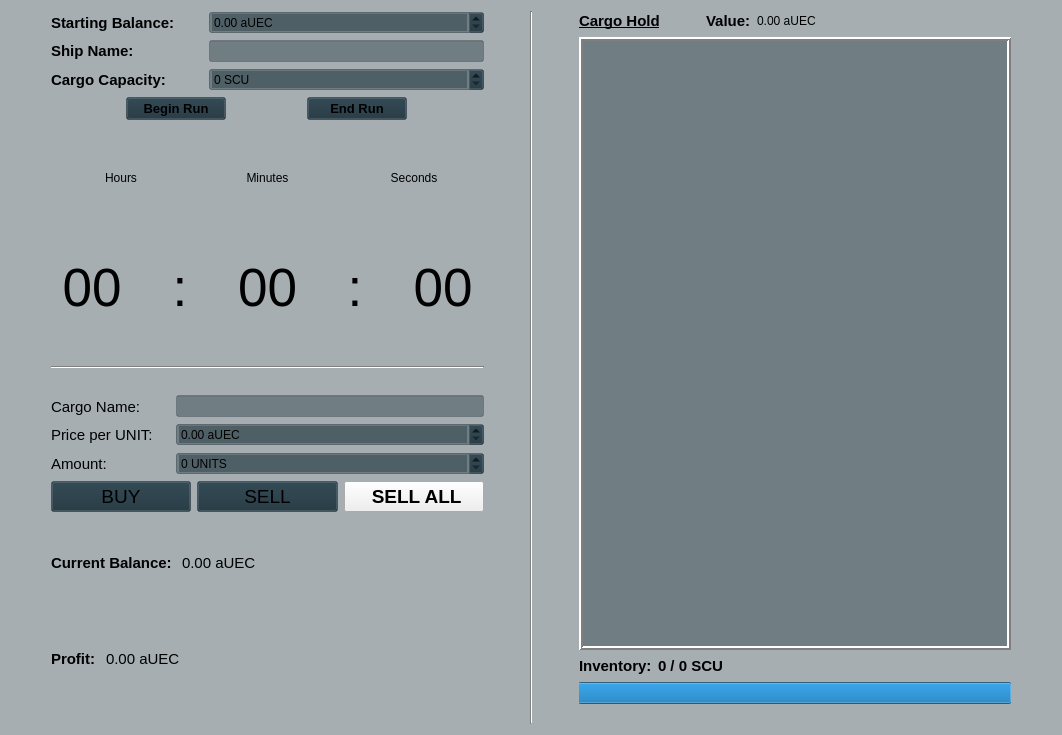
First picture: the form in widget.ui, repository JusDooEt/SC-Cargo-Log-Qt, before the edit.
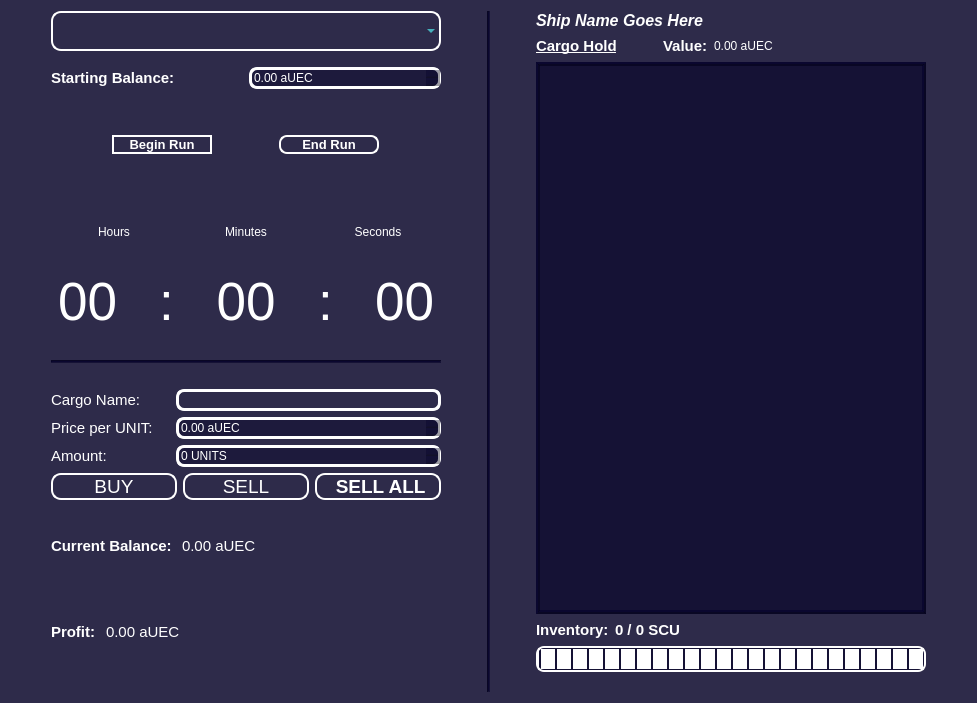
Second picture: the form after the edit.

Commit message: added combo box for ships and editShipNameLabel

Diff of the .ui file:
```diff
--- a/widget.ui
+++ b/widget.ui
@@ -6,8 +6,8 @@
    <rect>
     <x>0</x>
     <y>0</y>
-    <width>1062</width>
-    <height>735</height>
+    <width>977</width>
+    <height>703</height>
    </rect>
   </property>
   <property name="palette">
@@ -24,10 +24,10 @@
      </colorrole>
      <colorrole role="Button">
       <brush brushstyle="SolidPattern">
-       <color alpha="100">
-        <red>27</red>
-        <green>48</green>
-        <blue>59</blue>
+       <color alpha="150">
+        <red>3</red>
+        <green>0</green>
+        <blue>38</blue>
        </color>
       </brush>
      </colorrole>
@@ -96,19 +96,19 @@
      </colorrole>
      <colorrole role="Base">
       <brush brushstyle="SolidPattern">
-       <color alpha="100">
-        <red>27</red>
-        <green>48</green>
-        <blue>59</blue>
+       <color alpha="150">
+        <red>3</red>
+        <green>0</green>
+        <blue>38</blue>
        </color>
       </brush>
      </colorrole>
      <colorrole role="Window">
       <brush brushstyle="SolidPattern">
-       <color alpha="100">
-        <red>27</red>
-        <green>48</green>
-        <blue>59</blue>
+       <color alpha="150">
+        <red>3</red>
+        <green>0</green>
+        <blue>38</blue>
        </color>
       </brush>
      </colorrole>
@@ -179,10 +179,10 @@
      </colorrole>
      <colorrole role="Button">
       <brush brushstyle="SolidPattern">
-       <color alpha="100">
-        <red>27</red>
-        <green>48</green>
-        <blue>59</blue>
+       <color alpha="150">
+        <red>3</red>
+        <green>0</green>
+        <blue>38</blue>
        </color>
       </brush>
      </colorrole>
@@ -251,19 +251,19 @@
      </colorrole>
      <colorrole role="Base">
       <brush brushstyle="SolidPattern">
-       <color alpha="100">
-        <red>27</red>
-        <green>48</green>
-        <blue>59</blue>
+       <color alpha="150">
+        <red>3</red>
+        <green>0</green>
+        <blue>38</blue>
        </color>
       </brush>
      </colorrole>
      <colorrole role="Window">
       <brush brushstyle="SolidPattern">
-       <color alpha="100">
-        <red>27</red>
-        <green>48</green>
-        <blue>59</blue>
+       <color alpha="150">
+        <red>3</red>
+        <green>0</green>
+        <blue>38</blue>
        </color>
       </brush>
      </colorrole>
@@ -334,10 +334,10 @@
      </colorrole>
      <colorrole role="Button">
       <brush brushstyle="SolidPattern">
-       <color alpha="100">
-        <red>27</red>
-        <green>48</green>
-        <blue>59</blue>
+       <color alpha="150">
+        <red>3</red>
+        <green>0</green>
+        <blue>38</blue>
        </color>
       </brush>
      </colorrole>
@@ -406,19 +406,19 @@
      </colorrole>
      <colorrole role="Base">
       <brush brushstyle="SolidPattern">
-       <color alpha="100">
-        <red>27</red>
-        <green>48</green>
-        <blue>59</blue>
+       <color alpha="150">
+        <red>3</red>
+        <green>0</green>
+        <blue>38</blue>
        </color>
       </brush>
      </colorrole>
      <colorrole role="Window">
       <brush brushstyle="SolidPattern">
-       <color alpha="100">
-        <red>27</red>
-        <green>48</green>
-        <blue>59</blue>
+       <color alpha="150">
+        <red>3</red>
+        <green>0</green>
+        <blue>38</blue>
        </color>
       </brush>
      </colorrole>
@@ -483,15 +483,101 @@
    <string>Widget</string>
   </property>
   <property name="styleSheet">
-   <string notr="true">background-color: rgba(27, 48, 59, 100);
+   <string notr="true">QWidget
+{
+	color: rgb(255, 255, 255);
+	background-color: rgba(3, 0, 38,150);
+}
+
+QComboBox
+{
+	color: rgb(85, 255, 255);
+	border: 2px solid white;
+	border-radius: 10px;
+	background-color: rgba(255, 255, 255, 0);
+	border-style: outset;
+}
+
 QPushButton
 {
 	border-width: 2px;
-	border-color: black;
 	border-style: solid;
 	border-radius: 10px;
+	background-color: rgba(255, 255, 255, 0);
 }
-</string>
+
+QPushButton:Disabled
+{
+	border-width: 1px;
+	border-style: solid;
+	border-radius: 10px;
+	border-color: rgb(181, 181, 181);
+	
+}
+
+QPushButton:hover
+{
+	border: 4px solid white;
+}
+
+QPushButton:pressed
+{
+	background-color: rgba(255, 255, 255, 150);
+	border: 5px solid white;
+}
+
+QLabel
+{
+	background-color: rgba(255, 255, 255, 0);
+}
+
+QLineEdit
+{
+	background-color: rgba(255, 255, 255, 0);
+}
+
+QDoubleSpinBox
+{
+	border: 3px solid white;
+	border-radius: 8px;
+	background-color: rgba(3, 0, 38,100);
+}
+QSpinBox
+{
+	border: 3px solid white;
+	border-radius: 8px;
+	background-color: rgba(3, 0, 38,100);
+}
+
+QLineEdit
+{
+	border: 3px solid white;
+	border-radius: 8px;
+}
+
+QProgressBar
+{
+	border: 2px solid white;
+	border-radius: 8px;
+	border-style: outset;
+	
+	background-color: rgba(3, 0, 38,150)
+}
+
+QProgressBar::chunk
+{
+	border: 2px solid rgb(255, 255, 255);
+	border-radius: px;
+	background-color: rgb(255, 255, 255);
+	width: 10px;
+	margin: 1px;
+
+}
+
+QListWidget::item
+{
+	color: rgb(85, 255, 255);
+}</string>
   </property>
   <layout class="QHBoxLayout" name="horizontalLayout_11">
    <item>
@@ -515,10 +601,45 @@
      <item>
       <layout class="QVBoxLayout" name="verticalLayout_10">
        <item>
+        <layout class="QVBoxLayout" name="verticalLayout_3">
+         <item>
+          <widget class="QComboBox" name="shipComboBox">
+           <property name="sizePolicy">
+            <sizepolicy hsizetype="Preferred" vsizetype="Preferred">
+             <horstretch>0</horstretch>
+             <verstretch>0</verstretch>
+            </sizepolicy>
+           </property>
+           <property name="maximumSize">
+            <size>
+             <width>16777215</width>
+             <height>40</height>
+            </size>
+           </property>
+           <property name="sizeAdjustPolicy">
+            <enum>QComboBox::AdjustToContentsOnFirstShow</enum>
+           </property>
+          </widget>
+         </item>
+         <item>
+          <spacer name="verticalSpacer_5">
+           <property name="orientation">
+            <enum>Qt::Vertical</enum>
+           </property>
+           <property name="sizeType">
+            <enum>QSizePolicy::Fixed</enum>
+           </property>
+           <property name="sizeHint" stdset="0">
+            <size>
+             <width>20</width>
+             <height>10</height>
+            </size>
+           </property>
+          </spacer>
+         </item>
+         <item>
         <layout class="QHBoxLayout" name="horizontalLayout_2">
          <item>
-          <layout class="QVBoxLayout" name="verticalLayout_4">
-           <item>
             <widget class="QLabel" name="startBalLabel">
              <property name="minimumSize">
               <size>
@@ -538,37 +659,13 @@
             </widget>
            </item>
            <item>
-            <widget class="QLabel" name="shipNameLabel">
-             <property name="font">
-              <font>
-               <pointsize>11</pointsize>
-               <bold>true</bold>
-              </font>
-             </property>
-             <property name="text">
-              <string>Ship Name:          </string>
-             </property>
-            </widget>
-           </item>
-           <item>
-            <widget class="QLabel" name="cargoCapLabel">
-             <property name="font">
-              <font>
-               <pointsize>11</pointsize>
-               <bold>true</bold>
-              </font>
-             </property>
-             <property name="text">
-              <string>Cargo Capacity:   </string>
-             </property>
-            </widget>
-           </item>
-          </layout>
-         </item>
-         <item>
-          <layout class="QVBoxLayout" name="verticalLayout_3">
-           <item>
             <widget class="QDoubleSpinBox" name="startBalDoubleSpinBox">
+             <property name="sizePolicy">
+              <sizepolicy hsizetype="Minimum" vsizetype="Fixed">
+               <horstretch>0</horstretch>
+               <verstretch>0</verstretch>
+              </sizepolicy>
+             </property>
              <property name="alignment">
               <set>Qt::AlignLeading|Qt::AlignLeft|Qt::AlignVCenter</set>
              </property>
@@ -583,32 +680,25 @@
              </property>
             </widget>
            </item>
-           <item>
-            <widget class="QLineEdit" name="shipNamelineEdit">
-             <property name="frame">
-              <bool>true</bool>
-             </property>
-            </widget>
-           </item>
+          </layout>
+         </item>
+        </layout>
+       </item>
            <item>
-            <widget class="QSpinBox" name="cargoCapSpinBox">
-             <property name="alignment">
-              <set>Qt::AlignLeading|Qt::AlignLeft|Qt::AlignVCenter</set>
-             </property>
-             <property name="suffix">
-              <string> SCU</string>
-             </property>
-             <property name="maximum">
-              <number>9999999</number>
-             </property>
-             <property name="singleStep">
-              <number>5</number>
-             </property>
-            </widget>
-           </item>
-          </layout>
-         </item>
-        </layout>
+        <spacer name="verticalSpacer_6">
+         <property name="orientation">
+          <enum>Qt::Vertical</enum>
+         </property>
+         <property name="sizeType">
+          <enum>QSizePolicy::Fixed</enum>
+         </property>
+         <property name="sizeHint" stdset="0">
+          <size>
+           <width>20</width>
+           <height>40</height>
+          </size>
+         </property>
+        </spacer>
        </item>
        <item>
         <layout class="QVBoxLayout" name="verticalLayout_9">
@@ -659,6 +749,9 @@
                <bold>true</bold>
               </font>
              </property>
+             <property name="styleSheet">
+              <string notr="true">border-radius: 8px</string>
+             </property>
              <property name="text">
               <string>End Run</string>
              </property>
@@ -666,6 +759,22 @@
            </item>
           </layout>
          </item>
+         <item>
+          <spacer name="verticalSpacer_7">
+           <property name="orientation">
+            <enum>Qt::Vertical</enum>
+           </property>
+           <property name="sizeType">
+            <enum>QSizePolicy::Minimum</enum>
+           </property>
+           <property name="sizeHint" stdset="0">
+            <size>
+             <width>20</width>
+             <height>40</height>
+            </size>
+           </property>
+          </spacer>
+         </item>
          <item>
           <layout class="QVBoxLayout" name="verticalLayout_8">
            <item>
@@ -785,6 +894,8 @@
          </item>
         </layout>
        </item>
+      </layout>
+     </item>
        <item>
         <spacer name="verticalSpacer_2">
          <property name="orientation">
@@ -801,8 +912,6 @@
          </property>
         </spacer>
        </item>
-      </layout>
-     </item>
      <item>
       <widget class="Line" name="line">
        <property name="orientation">
@@ -1106,6 +1215,22 @@
     </spacer>
    </item>
    <item>
+    <layout class="QVBoxLayout" name="verticalLayout_4">
+     <item>
+      <widget class="QLabel" name="editShipNameLabel">
+       <property name="font">
+        <font>
+         <pointsize>12</pointsize>
+         <italic>true</italic>
+         <bold>true</bold>
+        </font>
+       </property>
+       <property name="text">
+        <string>Ship Name Goes Here</string>
+       </property>
+      </widget>
+     </item>
+     <item>
     <layout class="QVBoxLayout" name="verticalLayout_12">
      <item>
       <layout class="QHBoxLayout" name="horizontalLayout_10">
@@ -1290,6 +1415,8 @@
           </size>
          </property>
         </spacer>
+         </item>
+        </layout>
        </item>
       </layout>
      </item>
```
Lines whose indentation alone changed are shown as unchanged. The commit also changes 4 other files.
